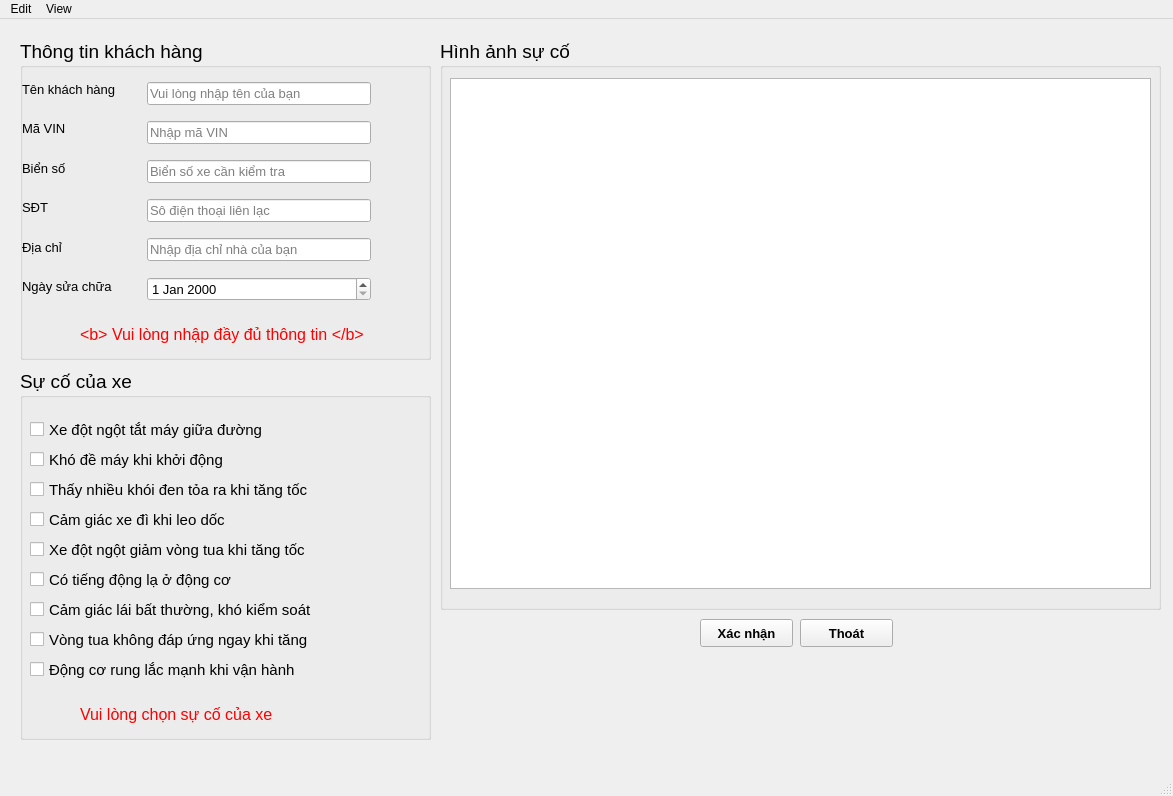
Qt form GUI/GUIinput.ui (Vuchauduytung/LuanVan) before a commit.
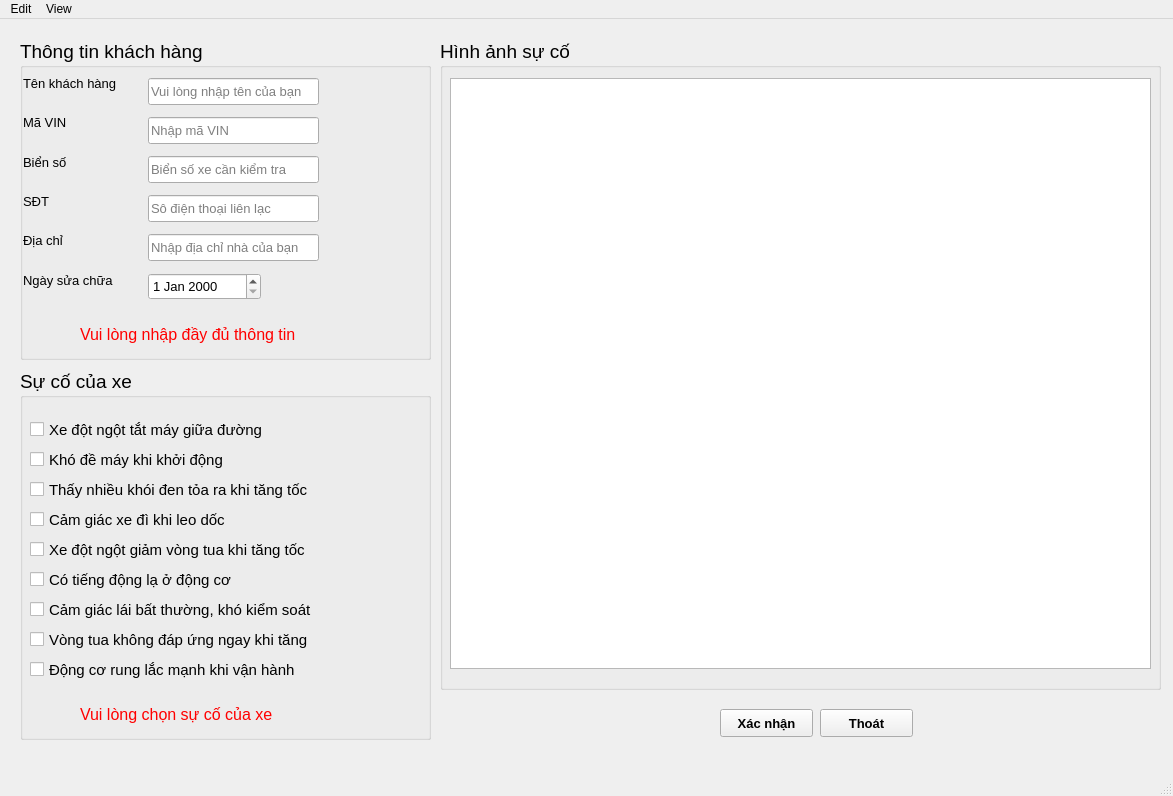
The same form after that commit.

The edit to the form file:
```diff
--- a/GUI/GUIinput.ui
+++ b/GUI/GUIinput.ui
@@ -326,18 +326,144 @@
     <property name="title">
      <string>Thông tin khách hàng</string>
     </property>
-    <widget class="QWidget" name="layoutWidget">
+    <widget class="QLabel" name="Label_customer_information_warning">
      <property name="geometry">
       <rect>
-       <x>127</x>
-       <y>33</y>
-       <width>224</width>
-       <height>240</height>
+       <x>60</x>
+       <y>280</y>
+       <width>291</width>
+       <height>31</height>
       </rect>
      </property>
-     <layout class="QVBoxLayout" name="verticalLayout_2">
-      <item>
+     <property name="font">
+      <font>
+       <pointsize>12</pointsize>
+      </font>
+     </property>
+     <property name="text">
+      <string>&lt;html&gt;&lt;head/&gt;&lt;body&gt;&lt;p&gt;&lt;span style=&quot; color:#ff0000;&quot;&gt;Vui lòng nhập đầy đủ thông tin&lt;/span&gt;&lt;/p&gt;&lt;/body&gt;&lt;/html&gt;</string>
+     </property>
+     <property name="textInteractionFlags">
+      <set>Qt::NoTextInteraction</set>
+     </property>
+    </widget>
+    <widget class="QLabel" name="label_customer_name">
+     <property name="geometry">
+      <rect>
+       <x>3</x>
+       <y>34</y>
+       <width>117</width>
+       <height>21</height>
+      </rect>
+     </property>
+     <property name="font">
+      <font>
+       <pointsize>10</pointsize>
+      </font>
+     </property>
+     <property name="text">
+      <string>Tên khách hàng</string>
+     </property>
+    </widget>
+    <widget class="QLabel" name="label_VIN_code">
+     <property name="geometry">
+      <rect>
+       <x>3</x>
+       <y>73</y>
+       <width>54</width>
+       <height>21</height>
+      </rect>
+     </property>
+     <property name="font">
+      <font>
+       <pointsize>10</pointsize>
+      </font>
+     </property>
+     <property name="text">
+      <string>Mã VIN</string>
+     </property>
+    </widget>
+    <widget class="QLabel" name="label_number_plate">
+     <property name="geometry">
+      <rect>
+       <x>3</x>
+       <y>113</y>
+       <width>55</width>
+       <height>21</height>
+      </rect>
+     </property>
+     <property name="font">
+      <font>
+       <pointsize>10</pointsize>
+      </font>
+     </property>
+     <property name="text">
+      <string>Biển số</string>
+     </property>
+    </widget>
+    <widget class="QLabel" name="label_phone_number">
+     <property name="geometry">
+      <rect>
+       <x>3</x>
+       <y>152</y>
+       <width>31</width>
+       <height>21</height>
+      </rect>
+     </property>
+     <property name="font">
+      <font>
+       <pointsize>10</pointsize>
+      </font>
+     </property>
+     <property name="text">
+      <string>SĐT</string>
+     </property>
+    </widget>
+    <widget class="QLabel" name="label_address">
+     <property name="geometry">
+      <rect>
+       <x>3</x>
+       <y>191</y>
+       <width>51</width>
+       <height>21</height>
+      </rect>
+     </property>
+     <property name="font">
+      <font>
+       <pointsize>10</pointsize>
+      </font>
+     </property>
+     <property name="text">
+      <string>Địa chỉ</string>
+     </property>
+    </widget>
+    <widget class="QLabel" name="label_fixing_date">
+     <property name="geometry">
+      <rect>
+       <x>3</x>
+       <y>231</y>
+       <width>110</width>
+       <height>21</height>
+      </rect>
+     </property>
+     <property name="font">
+      <font>
+       <pointsize>10</pointsize>
+      </font>
+     </property>
+     <property name="text">
+      <string>Ngày sửa chữa</string>
+     </property>
+    </widget>
        <widget class="QLineEdit" name="LE_customer_name">
+     <property name="geometry">
+      <rect>
+       <x>128</x>
+       <y>39</y>
+       <width>171</width>
+       <height>27</height>
+      </rect>
+     </property>
         <property name="font">
          <font>
           <pointsize>10</pointsize>
@@ -356,9 +482,15 @@
          <bool>true</bool>
         </property>
        </widget>
-      </item>
-      <item>
        <widget class="QLineEdit" name="LE_VIN_code">
+     <property name="geometry">
+      <rect>
+       <x>128</x>
+       <y>78</y>
+       <width>171</width>
+       <height>27</height>
+      </rect>
+     </property>
         <property name="font">
          <font>
           <pointsize>10</pointsize>
@@ -371,9 +503,15 @@
          <bool>true</bool>
         </property>
        </widget>
-      </item>
-      <item>
        <widget class="QLineEdit" name="LE_number_plate">
+     <property name="geometry">
+      <rect>
+       <x>128</x>
+       <y>117</y>
+       <width>171</width>
+       <height>27</height>
+      </rect>
+     </property>
         <property name="font">
          <font>
           <pointsize>10</pointsize>
@@ -386,9 +524,15 @@
          <bool>true</bool>
         </property>
        </widget>
-      </item>
-      <item>
        <widget class="QLineEdit" name="LE_phone_number">
+     <property name="geometry">
+      <rect>
+       <x>128</x>
+       <y>156</y>
+       <width>171</width>
+       <height>27</height>
+      </rect>
+     </property>
         <property name="font">
          <font>
           <pointsize>10</pointsize>
@@ -401,9 +545,15 @@
          <bool>true</bool>
         </property>
        </widget>
-      </item>
-      <item>
        <widget class="QLineEdit" name="LE_address">
+     <property name="geometry">
+      <rect>
+       <x>128</x>
+       <y>195</y>
+       <width>171</width>
+       <height>27</height>
+      </rect>
+     </property>
         <property name="font">
          <font>
           <pointsize>10</pointsize>
@@ -416,9 +566,15 @@
          <bool>true</bool>
         </property>
        </widget>
-      </item>
-      <item>
        <widget class="QDateEdit" name="DE_fixing_date">
+     <property name="geometry">
+      <rect>
+       <x>128</x>
+       <y>234</y>
+       <width>113</width>
+       <height>27</height>
+      </rect>
+     </property>
         <property name="font">
          <font>
           <pointsize>10</pointsize>
@@ -428,114 +584,6 @@
          <string/>
         </property>
        </widget>
-      </item>
-     </layout>
-    </widget>
-    <widget class="QWidget" name="layoutWidget">
-     <property name="geometry">
-      <rect>
-       <x>2</x>
-       <y>33</y>
-       <width>119</width>
-       <height>231</height>
-      </rect>
-     </property>
-     <layout class="QVBoxLayout" name="verticalLayout">
-      <item>
-       <widget class="QLabel" name="QL_label_customer_name">
-        <property name="font">
-         <font>
-          <pointsize>10</pointsize>
-         </font>
-        </property>
-        <property name="text">
-         <string>Tên khách hàng</string>
-        </property>
-       </widget>
-      </item>
-      <item>
-       <widget class="QLabel" name="QL_label_VIN_code">
-        <property name="font">
-         <font>
-          <pointsize>10</pointsize>
-         </font>
-        </property>
-        <property name="text">
-         <string>Mã VIN</string>
-        </property>
-       </widget>
-      </item>
-      <item>
-       <widget class="QLabel" name="QL_label_number_plate">
-        <property name="font">
-         <font>
-          <pointsize>10</pointsize>
-         </font>
-        </property>
-        <property name="text">
-         <string>Biển số</string>
-        </property>
-       </widget>
-      </item>
-      <item>
-       <widget class="QLabel" name="QL_label_phone_number">
-        <property name="font">
-         <font>
-          <pointsize>10</pointsize>
-         </font>
-        </property>
-        <property name="text">
-         <string>SĐT</string>
-        </property>
-       </widget>
-      </item>
-      <item>
-       <widget class="QLabel" name="QL_label_address">
-        <property name="font">
-         <font>
-          <pointsize>10</pointsize>
-         </font>
-        </property>
-        <property name="text">
-         <string>Địa chỉ</string>
-        </property>
-       </widget>
-      </item>
-      <item>
-       <widget class="QLabel" name="QL_label_fixing_date">
-        <property name="font">
-         <font>
-          <pointsize>10</pointsize>
-         </font>
-        </property>
-        <property name="text">
-         <string>Ngày sửa chữa</string>
-        </property>
-       </widget>
-      </item>
-     </layout>
-    </widget>
-    <widget class="QLabel" name="Label_customer_information_warning">
-     <property name="geometry">
-      <rect>
-       <x>60</x>
-       <y>280</y>
-       <width>291</width>
-       <height>31</height>
-      </rect>
-     </property>
-     <property name="font">
-      <font>
-       <pointsize>12</pointsize>
-      </font>
-     </property>
-     <property name="text">
-      <string>&lt;html&gt;&lt;head/&gt;&lt;body&gt;&lt;p&gt;&lt;span style=&quot; color:#ff0000;&quot;&gt;&amp;lt;b&amp;gt; Vui lòng nhập đầy đủ thông tin &amp;lt;/b&amp;gt;&lt;/span&gt;&lt;/p&gt;&lt;/body&gt;&lt;/html&gt;</string>
-     </property>
-     <property name="textInteractionFlags">
-      <set>Qt::NoTextInteraction</set>
-     </property>
-    </widget>
    </widget>
    <widget class="QGroupBox" name="GB_incident_images">
     <property name="geometry">
@@ -543,7 +591,7 @@
       <x>440</x>
       <y>20</y>
       <width>721</width>
-      <height>571</height>
+      <height>651</height>
      </rect>
     </property>
     <property name="font">
@@ -560,7 +608,7 @@
        <x>10</x>
        <y>39</y>
        <width>701</width>
-       <height>511</height>
+       <height>591</height>
       </rect>
      </property>
      <property name="autoFillBackground">
@@ -605,8 +653,8 @@
    <widget class="QPushButton" name="BT_confirm">
     <property name="geometry">
      <rect>
-      <x>700</x>
-      <y>600</y>
+      <x>720</x>
+      <y>690</y>
       <width>93</width>
       <height>28</height>
      </rect>
@@ -625,8 +673,8 @@
    <widget class="QPushButton" name="BT_exit">
     <property name="geometry">
      <rect>
-      <x>800</x>
-      <y>600</y>
+      <x>820</x>
+      <y>690</y>
       <width>93</width>
       <height>28</height>
      </rect>
```
Lines whose indentation alone changed are shown as unchanged.
